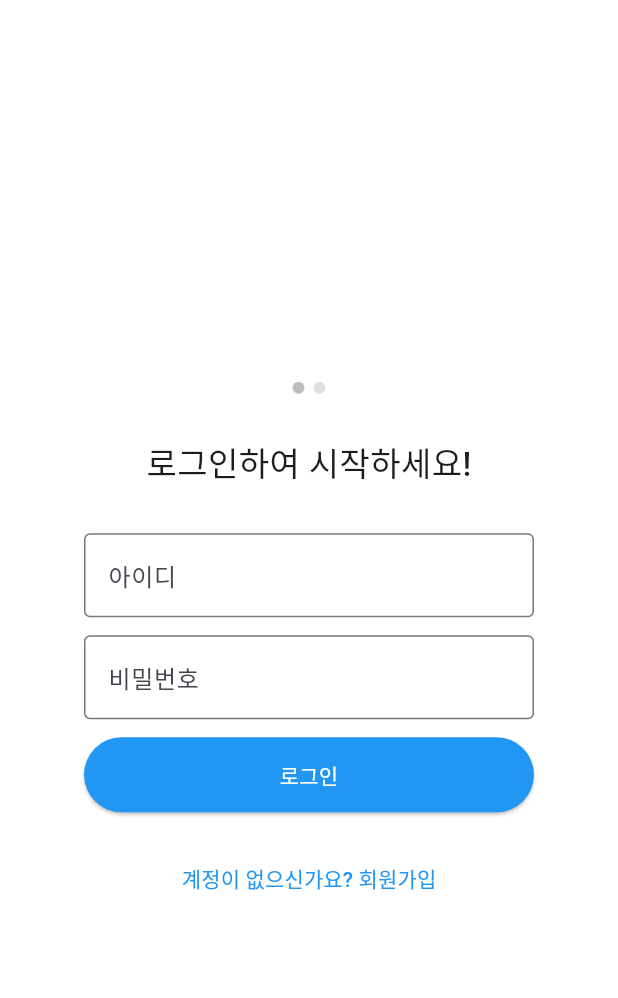
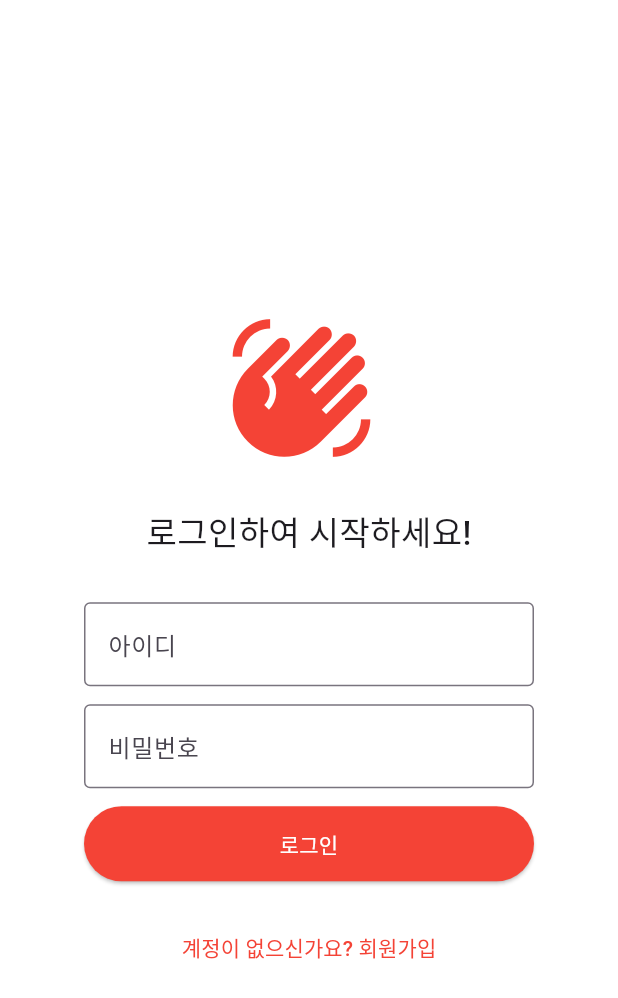
Before and after one commit to syh1e/My-project, a Flutter app: the screen it shows after launch, on a phone screen of 412 x 824 dp. Shown: the top 998 px of the screen. Run offline on Flutter 3.47's test engine with Material 3 defaults, Android fonts, the phone set to English and light mode, and no system bars; our stand-ins replace shared_preferences.

Commit message:
ui 수정 완료

```diff
--- a/Desktop/myapp/client/lib/AttendancePage.dart
+++ b/Desktop/myapp/client/lib/AttendancePage.dart
@@ -64,7 +64,7 @@ class _AttendancePageState extends State<AttendancePage> {
     return Scaffold(
       appBar: AppBar(
         title: Text('${widget.studyName} 출석 현황'),
-        backgroundColor: Colors.blue,
+        backgroundColor: Colors.red,
         foregroundColor: Colors.white,
       ),
       body: _isLoading
--- a/Desktop/myapp/client/lib/AttendanceSessionPage.dart
+++ b/Desktop/myapp/client/lib/AttendanceSessionPage.dart
@@ -141,6 +141,8 @@ class _AttendanceSessionPageState extends State<AttendanceSessionPage> {
     return Scaffold(
       appBar: AppBar(
         title: Text('${widget.study['name']} 출석'),
+        backgroundColor: Colors.red,
+        foregroundColor: Colors.white,
       ),
       body: SingleChildScrollView(
         child: Padding(
@@ -242,7 +244,7 @@ class _AttendanceSessionPageState extends State<AttendanceSessionPage> {
                           record['status'] == 'present'
                               ? '출석'
                               : record['status'] == 'late'
-                                  ? '지각'
+                                  ? '출석'
                                   : '결석',
                           style: TextStyle(
                             color: record['status'] == 'present'
--- a/Desktop/myapp/client/lib/CreateStudyPage.dart
+++ b/Desktop/myapp/client/lib/CreateStudyPage.dart
@@ -21,7 +21,7 @@ class _CreateStudyPageState extends State<CreateStudyPage> {
     return Scaffold(
       appBar: AppBar(
         title: Text('스터디 생성'),
-        backgroundColor: Colors.blue,
+        backgroundColor: Colors.red,
         foregroundColor: Colors.white,
       ),
       body: SingleChildScrollView(
@@ -95,9 +95,9 @@ class _CreateStudyPageState extends State<CreateStudyPage> {
               ElevatedButton(
                 onPressed: _isLoading ? null : _handleCreateStudy,
                 style: ElevatedButton.styleFrom(
-                  backgroundColor: Colors.blue,
+                  backgroundColor: Colors.red,
                   foregroundColor: Colors.white,
-                  padding: EdgeInsets.symmetric(vertical: 16),
+                  minimumSize: Size(double.infinity, 48),
                 ),
                 child: _isLoading
                     ? CircularProgressIndicator(color: Colors.white)
--- a/Desktop/myapp/client/lib/StudyLeaderPage.dart
+++ b/Desktop/myapp/client/lib/StudyLeaderPage.dart
@@ -51,7 +51,7 @@ class _StudyLeaderPageState extends State<StudyLeaderPage> {
     return Scaffold(
       appBar: AppBar(
         title: Text('내 스터디 관리'),
-        backgroundColor: Colors.blue,
+        backgroundColor: Colors.red,
         foregroundColor: Colors.white,
       ),
       body: _isLoading
@@ -107,7 +107,7 @@ class _StudyLeaderPageState extends State<StudyLeaderPage> {
             MaterialPageRoute(builder: (context) => CreateStudyPage()),
           ).then((_) => _loadStudies());
         },
-        backgroundColor: Colors.blue,
+        backgroundColor: Colors.red,
         child: Icon(Icons.add, color: Colors.white),
       ),
     );
--- a/Desktop/myapp/client/lib/main.dart
+++ b/Desktop/myapp/client/lib/main.dart
@@ -42,9 +42,20 @@ class _AuthPageState extends State<AuthPage> {
           child: SingleChildScrollView(
             child: Column(
               mainAxisAlignment: MainAxisAlignment.center,
+              crossAxisAlignment: CrossAxisAlignment.center,
               children: [
                 SizedBox(height: 40),
-                _buildIndicator(),
+                Row(
+                  mainAxisAlignment: MainAxisAlignment.center,
+                  children: [
+                    Icon(
+                      Icons.waving_hand,
+                      size: 100,
+                      color: Colors.red,
+                    ),
+                    SizedBox(width: 10),
+                  ],
+                ),
                 SizedBox(height: 30),
                 Text(
                   isLogin ? '로그인하여 시작하세요!' : '회원가입을 진행해주세요!',
@@ -68,8 +79,6 @@ class _AuthPageState extends State<AuthPage> {
                   SizedBox(height: 12),
                   _buildTextField(schoolController, '학교'),
                   SizedBox(height: 12),
-                  _buildIdCheckButton(),
-                  SizedBox(height: 12),
                 ],
                 _buildButton(
                   isLogin ? '로그인' : '회원가입',
@@ -90,6 +99,27 @@ class _AuthPageState extends State<AuthPage> {
     String label, {
     bool isPassword = false,
   }) {
+    if (label == '아이디' && !isLogin) {
+      return Container(
+        width: 300,
+        child: TextField(
+          controller: controller,
+          decoration: InputDecoration(
+            labelText: label,
+            border: OutlineInputBorder(),
+            suffixIcon: TextButton(
+              onPressed: _checkIdAvailability,
+              child: Text(
+                '중복 확인',
+                style: TextStyle(
+                  color: idChecked ? Colors.green : Colors.red,
+                ),
+              ),
+            ),
+          ),
+        ),
+      );
+    }
     return Container(
       width: 300,
       child: TextField(
@@ -111,7 +141,7 @@ class _AuthPageState extends State<AuthPage> {
         onPressed: onPressed,
         child: Text(text),
         style: ElevatedButton.styleFrom(
-          backgroundColor: Colors.blue,
+          backgroundColor: Colors.red,
           foregroundColor: Colors.white,
         ),
       ),
@@ -128,43 +158,7 @@ class _AuthPageState extends State<AuthPage> {
       },
       child: Text(
         isLogin ? '계정이 없으신가요? 회원가입' : '이미 계정이 있으신가요? 로그인',
-        style: TextStyle(color: Colors.blue),
-      ),
-    );
-  }
-
-  Widget _buildIdCheckButton() {
-    return Container(
-      width: 300,
-      child: ElevatedButton(
-        onPressed: _checkIdAvailability,
-        child: Text('아이디 중복 확인'),
-        style: ElevatedButton.styleFrom(
-          backgroundColor: idChecked ? Colors.green : Colors.grey,
-          foregroundColor: Colors.white,
-        ),
-      ),
-    );
-  }
-
-  Widget _buildIndicator() {
-    return Row(
-      mainAxisAlignment: MainAxisAlignment.center,
-      children: [
-        _dot(isLogin ? 1 : 0),
-        SizedBox(width: 6),
-        _dot(isLogin ? 0 : 1),
-      ],
-    );
-  }
-
-  Widget _dot(int active) {
-    return Container(
-      width: 8,
-      height: 8,
-      decoration: BoxDecoration(
-        color: active == 1 ? Colors.black26 : Color(0xFFE0E0E0),
-        shape: BoxShape.circle,
+        style: TextStyle(color: Colors.red),
       ),
     );
   }
@@ -317,7 +311,7 @@ class select_roll extends StatelessWidget {
       backgroundColor: Color(0xFFF7F8FA),
       appBar: AppBar(
         title: Text('역할 선택'),
-        backgroundColor: Colors.blue,
+        backgroundColor: Colors.red,
         foregroundColor: Colors.white,
         automaticallyImplyLeading: false, // 뒤로가기 버튼 제거
         actions: <Widget>[
@@ -335,8 +329,14 @@ class select_roll extends StatelessWidget {
         child: Column(
           mainAxisAlignment: MainAxisAlignment.center,
           children: [
+            Icon(
+              Icons.person,
+              size: 200,
+              color: Colors.red,
+            ),
+            SizedBox(height: 16),
             Text(
-              '역할을 선택해주세요',
+              '역할을 선택해주세요!',
               style: TextStyle(fontSize: 24, fontWeight: FontWeight.bold),
             ),
             SizedBox(height: 40),
@@ -369,13 +369,26 @@ class select_roll extends StatelessWidget {
     VoidCallback onPressed,
   ) {
     return Container(
-      width: 200,
-      height: 50,
+      width: 250,
+      height: 60,
       child: ElevatedButton(
         onPressed: onPressed,
-        child: Text(text),
+        child: Row(
+          mainAxisAlignment: MainAxisAlignment.center,
+          children: [
+            Icon(
+              text == '스터디장' ? Icons.workspace_premium : Icons.menu_book,
+              size: 24,
+            ),
+            SizedBox(width: 12),
+            Text(
+              text,
+              style: TextStyle(fontSize: 18),
+            ),
+          ],
+        ),
         style: ElevatedButton.styleFrom(
-          backgroundColor: Colors.blue,
+          backgroundColor: Colors.red,
           foregroundColor: Colors.white,
         ),
       ),
```
Also changed, not shown: Desktop/myapp/client/lib/RoleSelectionPage.dart (+70 -21 lines), Desktop/myapp/client/lib/StudyDetailPage.dart (+7 -1 lines), Desktop/myapp/client/lib/StudyManagementPage.dart (+16 -1 lines), Desktop/myapp/client/lib/StudyMemberPage.dart (+69 -26 lines), 1 other file.
